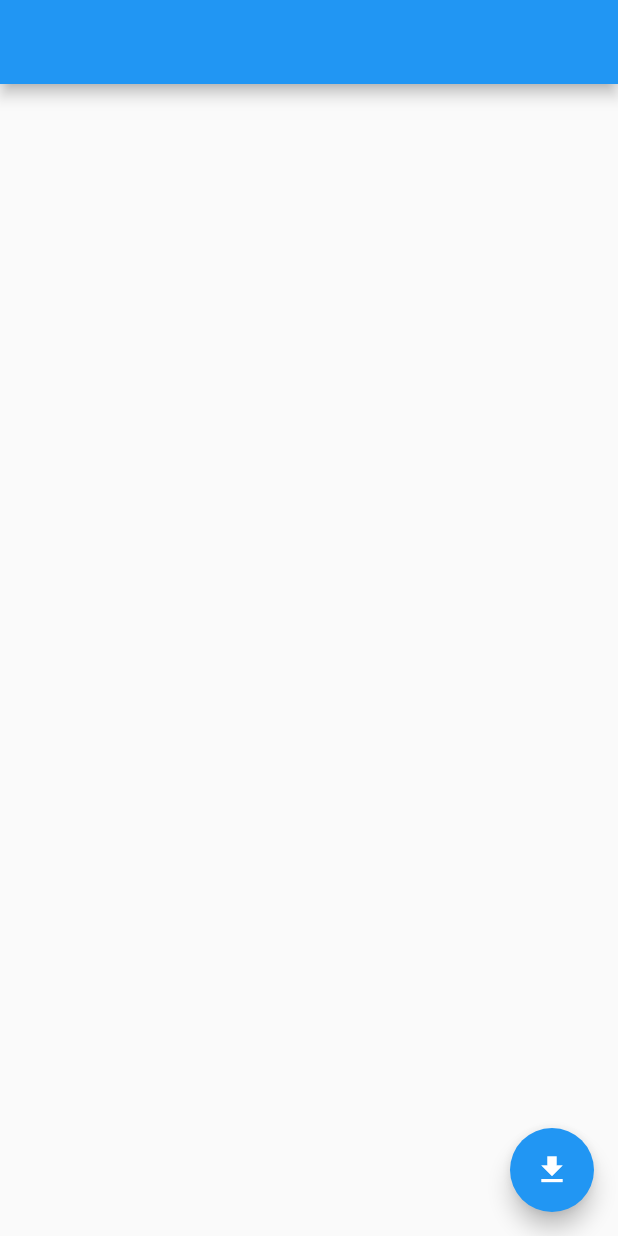
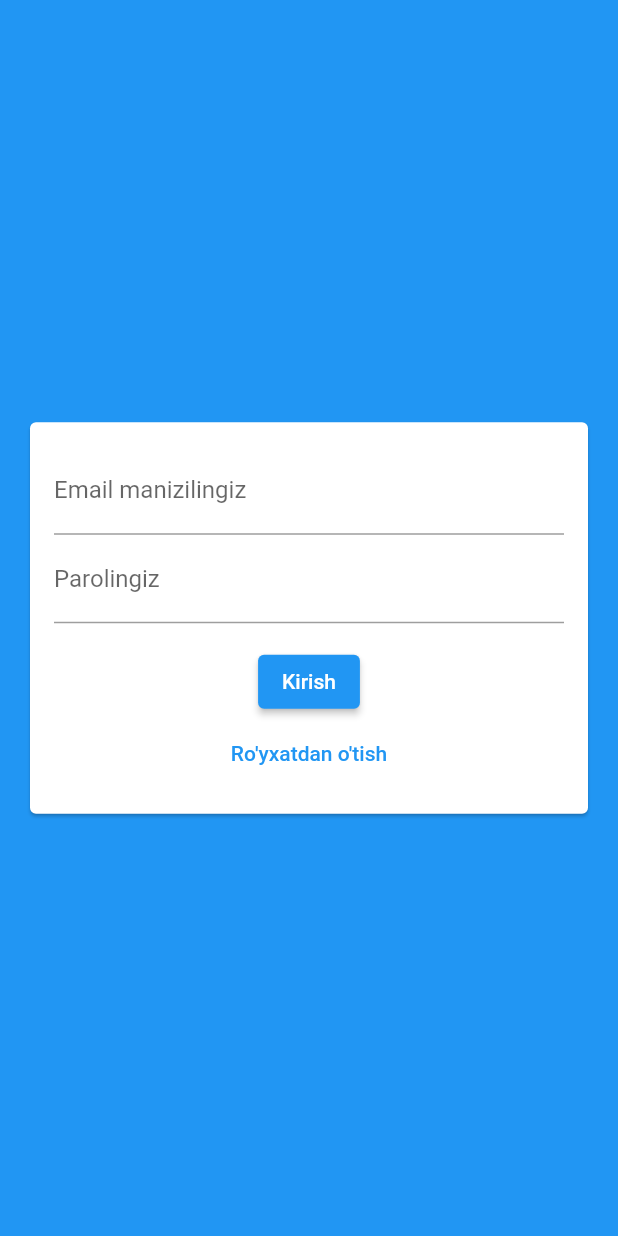
Before and after one commit to Jaloliddin-Fozilov/chatapp, a Flutter app: the screen it shows after launch, on a phone screen of 412 x 824 dp. Run offline on Flutter 3.47's test engine with Material 2 defaults, Android fonts, the phone set to English and light mode, and no system bars; our stand-ins replace cloud_firestore, firebase_core; accounts and stored records are empty.

Commit message:
form validator and save

```diff
--- a/lib/main.dart
+++ b/lib/main.dart
@@ -1,9 +1,10 @@
-import 'package:chatapp/screens/chat_screen.dart';
+import 'package:chatapp/screens/auth_screen.dart';
 import 'package:firebase_core/firebase_core.dart';
 import 'package:flutter/material.dart';
 
 void main() async {
   WidgetsFlutterBinding.ensureInitialized();
+  await Firebase.initializeApp();
   runApp(const MyApp());
 }
 
@@ -12,19 +13,13 @@ class MyApp extends StatelessWidget {
 
   @override
   Widget build(BuildContext context) {
-    Future<FirebaseApp> _initialization = Firebase.initializeApp();
-    return FutureBuilder(
-      future: _initialization,
-      builder: (context, snapshot) {
     return MaterialApp(
       debugShowCheckedModeBanner: false,
       title: 'Chat app',
       theme: ThemeData(
         primarySwatch: Colors.blue,
       ),
-          home: const ChatScreen(),
-        );
-      },
+      home: const AuthScreen(),
     );
   }
 }
--- a/lib/screens/auth_screen.dart
+++ b/lib/screens/auth_screen.dart
@@ -0,0 +1,19 @@
+import 'package:chatapp/widgets/auth_form.dart';
+import 'package:flutter/material.dart';
+
+class AuthScreen extends StatefulWidget {
+  const AuthScreen({super.key});
+
+  @override
+  State<AuthScreen> createState() => _AuthScreenState();
+}
+
+class _AuthScreenState extends State<AuthScreen> {
+  @override
+  Widget build(BuildContext context) {
+    return Scaffold(
+      backgroundColor: Theme.of(context).primaryColor,
+      body: const AuthForm(),
+    );
+  }
+}
--- /dev/null
+++ b/lib/widgets/auth_form.dart
@@ -0,0 +1,111 @@
+import 'package:flutter/material.dart';
+
+class AuthForm extends StatefulWidget {
+  const AuthForm({super.key});
+
+  @override
+  State<AuthForm> createState() => _AuthFormState();
+}
+
+class _AuthFormState extends State<AuthForm> {
+  final _formKey = GlobalKey<FormState>();
+
+  final _userData = {'email': '', 'username': '', 'password': ''};
+
+  bool _isLogin = true;
+
+  void _submit() {
+    if (_formKey.currentState!.validate()) {
+      _formKey.currentState!.save();
+    }
+    print(_userData);
+  }
+
+  @override
+  Widget build(BuildContext context) {
+    return Center(
+      child: Card(
+        margin: const EdgeInsets.all(20),
+        child: SingleChildScrollView(
+          child: Padding(
+            padding: const EdgeInsets.all(16),
+            child: Form(
+              key: _formKey,
+              child: Column(
+                children: [
+                  TextFormField(
+                    key: const ValueKey('email'),
+                    keyboardType: TextInputType.emailAddress,
+                    decoration: const InputDecoration(
+                      labelText: 'Email manizilingiz',
+                    ),
+                    validator: (value) {
+                      if (value == null ||
+                          value.isEmpty ||
+                          !value.contains('@')) {
+                        return 'Iltimos, to\'g\'ri email manzil kiriting';
+                      }
+                      return null;
+                    },
+                    onSaved: (newValue) {
+                      _userData['email'] = newValue!;
+                    },
+                  ),
+                  if (!_isLogin)
+                    TextFormField(
+                      key: const ValueKey('username'),
+                      keyboardType: TextInputType.name,
+                      decoration: const InputDecoration(
+                        labelText: 'Username',
+                      ),
+                      validator: (value) {
+                        if (value == null ||
+                            value.isEmpty ||
+                            value.length < 4) {
+                          return 'Iltimos, 4ta harfdan oshgan username kiriting';
+                        }
+                        return null;
+                      },
+                      onSaved: (newValue) {
+                        _userData['username'] = newValue!;
+                      },
+                    ),
+                  TextFormField(
+                    key: const ValueKey('password'),
+                    keyboardType: TextInputType.text,
+                    decoration: const InputDecoration(
+                      labelText: 'Parolingiz',
+                    ),
+                    validator: (value) {
+                      if (value == null || value.isEmpty || value.length < 7) {
+                        return 'Iltimos, 7ta harfdan oshgan parol kiriting';
+                      }
+                      return null;
+                    },
+                    onSaved: (newValue) {
+                      _userData['password'] = newValue!;
+                    },
+                    obscureText: true,
+                  ),
+                  const SizedBox(height: 15),
+                  ElevatedButton(
+                    onPressed: _submit,
+                    child: Text(_isLogin ? 'Kirish' : 'Ro\'yxatdan o\'tish'),
+                  ),
+                  TextButton(
+                    onPressed: () {
+                      setState(() {
+                        _isLogin = !_isLogin;
+                      });
+                    },
+                    child: Text(!_isLogin ? 'Kirish' : 'Ro\'yxatdan o\'tish'),
+                  )
+                ],
+              ),
+            ),
+          ),
+        ),
+      ),
+    );
+  }
+}
```
Lines whose indentation alone changed are shown as unchanged.
